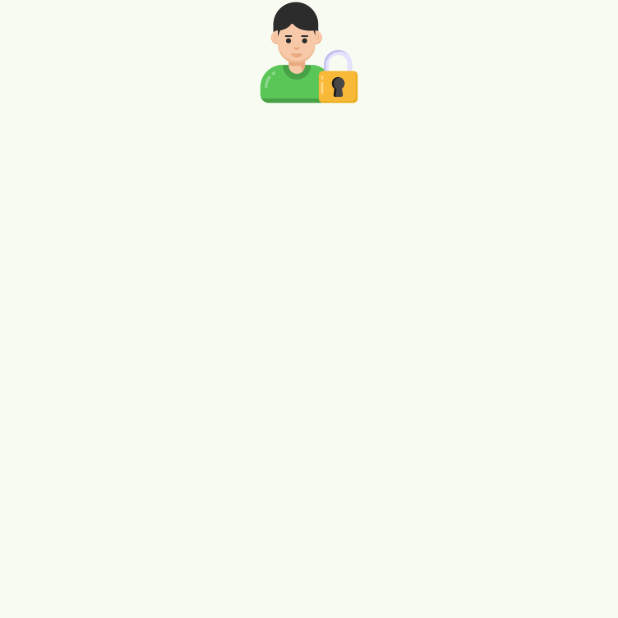
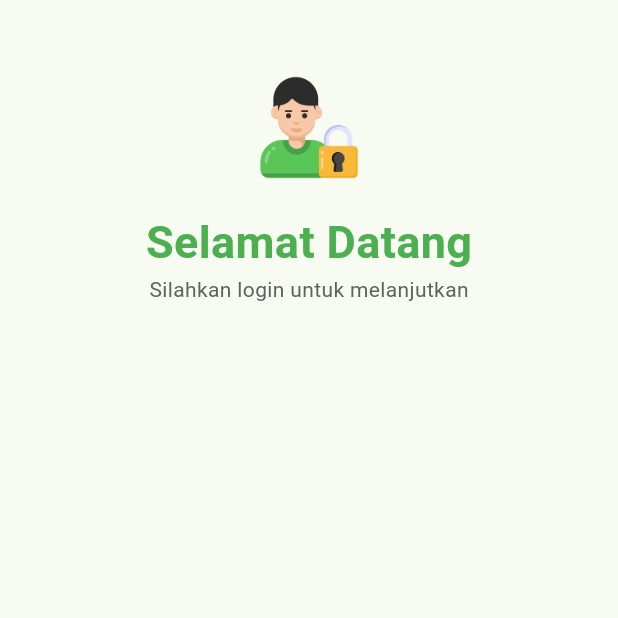
Before and after one commit to ZEINadli/tugas_week_6_1123150028, a Flutter app: the Login screen opened directly, on a phone screen of 412 x 824 dp, the top half of it. Run offline on Flutter 3.47's test engine with Material 3 defaults, Android fonts, the phone set to English and light mode, and no system bars.

Commit message:
tambahkan teks

```diff
--- a/lib/screen/login.dart
+++ b/lib/screen/login.dart
@@ -10,6 +10,7 @@
         child: Center(
           child: Column(
             children: [
+              SizedBox(height: 50,),
               Container(
                 width: 70,
                 height: 70,
@@ -20,7 +21,22 @@
                     ),
                   )
                 ),
-              )
+              ),
+              SizedBox(height: 20,),
+              Text("Selamat Datang",
+              style: TextStyle(
+                fontSize: 30,
+                fontWeight: FontWeight.bold,
+                color: Colors.green
+              ),
+              ),
+              Text("Silahkan login untuk melanjutkan",
+              style: TextStyle(
+                  color: Colors.grey.shade700
+                ),
+              ),
+              SizedBox(height: 35,),
+
             ],
           ),
         ),
```
